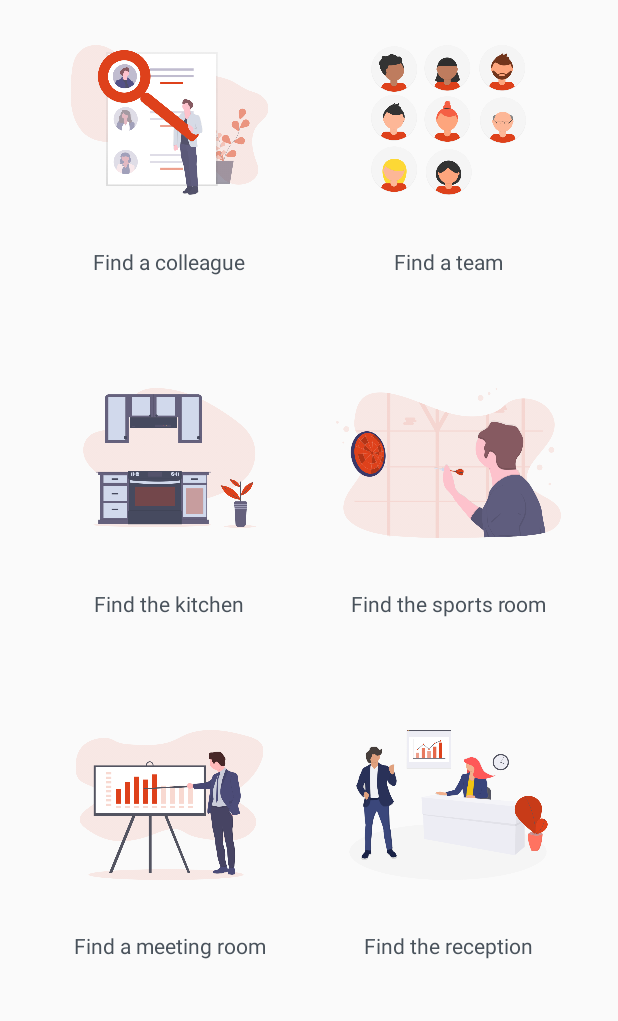
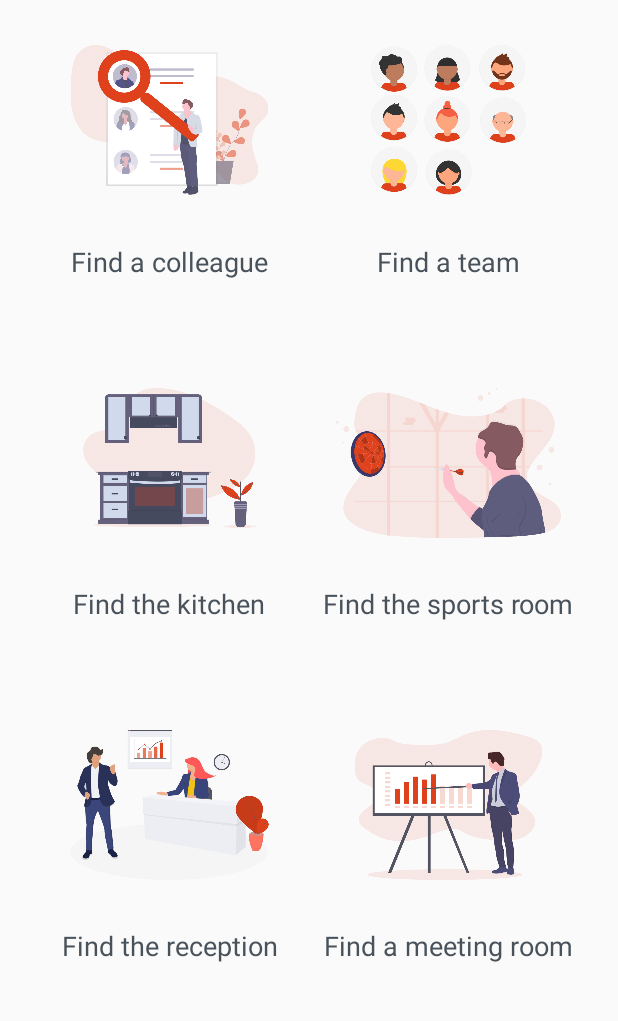
Before and after one commit to DianaMaftei/galileo, an Android app: the MainActivity screen opened directly, with no data from a screen before it, after a tap on an icon or button, on a phone screen of 412 x 824 dp, the part 101-1122 px from its top. Run offline under Robolectric (Android 15) with nearby library versions, the phone set to English and light mode, and no system bars.

Commit message:
onboarding screens, activity and images.

```diff
--- a/app/src/main/java/com/endava/myapplication/MainActivity.java
+++ b/app/src/main/java/com/endava/myapplication/MainActivity.java
@@ -19,18 +19,22 @@ public class MainActivity extends AppCompatActivity {
         i.putExtra("role", getIntent().getStringExtra("role"));
         startActivity(i);
 
-        ImageView menu_photos = findViewById(R.id.findWayAroundMainOption);
-        menu_photos.setOnClickListener(v -> {
-            System.out.println("cliiiick");
-            Intent picture_intent = new Intent(MainActivity.this, MainOptionsActivity.class);
-            startActivity(picture_intent );
+        ImageView findYourWayAround = findViewById(R.id.findWayAroundMainOption);
+        findYourWayAround.setOnClickListener(v -> {
+            Intent intent = new Intent(MainActivity.this, MainOptionsActivity.class);
+            startActivity(intent);
         });
 
-        ImageView menu_onboarding = findViewById(R.id.newJoinerMainOption);
-        menu_onboarding.setOnClickListener(v -> {
-            System.out.println("cliiiick");
-            Intent picture_intent = new Intent(MainActivity.this, OnboardingActivity.class);
-            startActivity(picture_intent );
+        ImageView onboarding = findViewById(R.id.newJoinerMainOption);
+        onboarding.setOnClickListener(v -> {
+            Intent intent = new Intent(MainActivity.this, OnboardingActivity.class);
+            startActivity(intent);
+        });
+
+        ImageView calendar = findViewById(R.id.calendar);
+        calendar.setOnClickListener(v -> {
+            Intent intent = new Intent(MainActivity.this, CalendarActivity.class);
+            startActivity(intent);
         });
 
     }
--- a/app/src/main/res/layout-v21/option_find_your_way_around.xml
+++ /dev/null
@@ -1,215 +0,0 @@
-<?xml version="1.0" encoding="utf-8"?>
-<LinearLayout xmlns:android="http://schemas.android.com/apk/res/android"
-    android:layout_width="match_parent"
-    android:layout_height="match_parent"
-    android:orientation="vertical"
-    android:weightSum="3"
-    >
-
-    <ImageView
-        android:layout_width="match_parent"
-        android:layout_height="52dp"
-        android:layout_marginBottom="10dp"
-        android:layout_marginTop="15dp"
-        android:src="@drawable/endava_logo" />
-
-    <LinearLayout
-        android:layout_width="match_parent"
-        android:layout_height="match_parent"
-        android:orientation="horizontal"
-        android:layout_weight="1"
-        android:padding="20dp">
-
-        <LinearLayout
-            android:layout_width="match_parent"
-            android:layout_height="match_parent"
-            android:orientation="vertical"
-            android:layout_gravity="center"
-            android:layout_weight="1">
-
-            <RelativeLayout
-                android:layout_width="wrap_content"
-                android:layout_height="wrap_content">
-
-                <ImageView
-                    android:id="@+id/findColleague"
-                    android:layout_width="wrap_content"
-                    android:layout_height="100dp"
-                    android:src="@drawable/undraw_people_search_wctu" />
-
-                <TextView
-                    android:layout_width="match_parent"
-                    android:layout_below="@id/findColleague"
-                    android:gravity="center"
-                    android:layout_height="50dp"
-                    android:layout_alignParentBottom="true"
-                    android:text="@string/option_find_a_colleague_msg"
-                    android:textSize="14sp"/>
-            </RelativeLayout>
-        </LinearLayout>
-
-        <LinearLayout
-            android:layout_width="match_parent"
-            android:layout_height="match_parent"
-            android:orientation="vertical"
-            android:layout_gravity="center"
-            android:layout_weight="1">
-
-            <RelativeLayout
-                android:layout_width="wrap_content"
-                android:layout_height="wrap_content">
-
-                <ImageView
-                    android:id="@+id/teamImg"
-                    android:layout_width="wrap_content"
-                    android:layout_height="100dp"
-                    android:src="@drawable/undraw_team_ih79" />
-
-                <TextView
-                    android:layout_width="match_parent"
-                    android:layout_below="@id/teamImg"
-                    android:gravity="center"
-                    android:layout_alignParentBottom="true"
-                    android:text="@string/option_find_a_team_msg"
-                    android:layout_height="50dp"
-                    android:textSize="14sp" />
-            </RelativeLayout>
-        </LinearLayout>
-    </LinearLayout>
-    <LinearLayout
-        android:layout_width="match_parent"
-        android:layout_height="match_parent"
-        android:orientation="horizontal"
-        android:layout_weight="1"
-        android:padding="20dp">
-
-        <LinearLayout
-            android:layout_width="match_parent"
-            android:layout_height="match_parent"
-            android:orientation="vertical"
-            android:layout_gravity="center"
-            android:layout_weight="1">
-
-            <RelativeLayout
-                android:layout_width="wrap_content"
-                android:layout_height="wrap_content">
-
-                <ImageView
-                    android:id="@+id/kitchenImg"
-                    android:layout_width="wrap_content"
-                    android:layout_height="100dp"
-                    android:src="@drawable/undraw_chef_lbjx" />
-
-                <TextView
-                    android:layout_width="match_parent"
-                    android:layout_height="50dp"
-                    android:layout_below="@id/kitchenImg"
-                    android:layout_alignParentBottom="true"
-                    android:gravity="center"
-                    android:text="@string/option_find_the_kitchen_msg"
-                    android:textSize="14sp" />
-            </RelativeLayout>
-        </LinearLayout>
-
-        <LinearLayout
-            android:layout_width="match_parent"
-            android:layout_height="match_parent"
-            android:orientation="vertical"
-            android:layout_gravity="center"
-            android:layout_weight="1">
-
-            <RelativeLayout
-                android:layout_width="wrap_content"
-                android:layout_height="wrap_content">
-
-                <ImageView
-                    android:id="@+id/sportsRoomImg"
-                    android:layout_width="wrap_content"
-                    android:layout_height="100dp"
-                    android:src="@drawable/undraw_target_kriv" />
-
-                <TextView
-                    android:layout_width="match_parent"
-                    android:layout_height="50dp"
-                    android:layout_below="@id/sportsRoomImg"
-                    android:layout_alignParentBottom="true"
-                    android:gravity="center"
-                    android:text="@string/option_find_the_sports_room_msg"
-                    android:textSize="14sp" />
-            </RelativeLayout>
-        </LinearLayout>
-    </LinearLayout>
-
-    <LinearLayout
-        android:layout_width="match_parent"
-        android:layout_height="match_parent"
-        android:orientation="horizontal"
-        android:layout_weight="1"
-        android:padding="20dp">
-
-        <LinearLayout
-            android:layout_width="match_parent"
-            android:layout_height="match_parent"
-            android:orientation="vertical"
-            android:layout_gravity="center"
-
-            android:layout_weight="1">
-
-            <RelativeLayout
-                android:layout_width="wrap_content"
-                android:layout_height="wrap_content">
-
-                <ImageView
-                    android:id="@+id/meetingRoomImg"
-                    android:layout_width="wrap_content"
-                    android:layout_height="100dp"
-                    android:src="@drawable/undraw_business_plan_5i9d" />
-
-                <TextView
-                    android:layout_width="match_parent"
-                    android:layout_height="50dp"
-                    android:layout_below="@+id/meetingRoomImg"
-                    android:gravity="center"
-                    android:layout_alignParentBottom="true"
-                    android:text="@string/option_find_meeting_room_msg"
-                    android:textSize="14sp" />
-            </RelativeLayout>
-        </LinearLayout>
-
-        <LinearLayout
-            android:layout_width="match_parent"
-            android:layout_height="match_parent"
-            android:orientation="vertical"
-            android:layout_gravity="center"
-            android:layout_weight="1">
-
-            <RelativeLayout
-                android:layout_width="wrap_content"
-                android:layout_height="wrap_content">
-
-                <ImageView
-                    android:id="@+id/receptionImg"
-                    android:layout_width="wrap_content"
-                    android:layout_height="100dp"
-                    android:src="@drawable/undraw_in_the_office_o44c" />
-
-                <TextView
-                    android:layout_width="match_parent"
-                    android:layout_height="50dp"
-                    android:layout_below="@id/receptionImg"
-                    android:layout_alignParentBottom="true"
-                    android:gravity="center"
-                    android:text="@string/option_find_reception_msg"
-                    android:textSize="14sp" />
-            </RelativeLayout>
-        </LinearLayout>
-    </LinearLayout>
-
-    <TextView
-        android:id="@+id/footer"
-        android:layout_width="fill_parent"
-        android:layout_height="62dp"
-        android:layout_alignParentBottom="true"
-        android:background="@color/endavaOrange" />
-
-</LinearLayout>
--- a/app/src/main/res/layout/activity_calendar.xml
+++ b/app/src/main/res/layout/activity_calendar.xml
@@ -8,11 +8,11 @@
         android:layout_height="169dp"
         android:gravity="center"
         android:paddingLeft="16dp"
-        android:paddingTop="100dp"
+        android:paddingTop="60dp"
         android:paddingRight="16dp"
         android:text="@string/calendar_title"
         android:textColor="@color/endavaOrange"
-        android:textSize="32sp" />
+        android:textSize="@dimen/title" />
 
 
     <androidx.cardview.widget.CardView xmlns:app="http://schemas.android.com/apk/res-auto"
@@ -40,7 +40,7 @@
                 android:orientation="horizontal">
 
                 <LinearLayout
-                    android:layout_width="wrap_content"
+                    android:layout_width="150dp"
                     android:layout_height="match_parent"
                     android:orientation="vertical">
 
@@ -123,7 +123,7 @@
                 android:orientation="horizontal">
 
                 <LinearLayout
-                    android:layout_width="wrap_content"
+                    android:layout_width="150dp"
                     android:layout_height="match_parent"
                     android:orientation="vertical">
 
@@ -201,7 +201,7 @@
                 android:orientation="horizontal">
 
                 <LinearLayout
-                    android:layout_width="wrap_content"
+                    android:layout_width="150dp"
                     android:layout_height="match_parent"
                     android:orientation="vertical">
 
@@ -279,7 +279,7 @@
                 android:orientation="horizontal">
 
                 <LinearLayout
-                    android:layout_width="wrap_content"
+                    android:layout_width="150dp"
                     android:layout_height="match_parent"
                     android:orientation="vertical">
 
@@ -288,7 +288,7 @@
                         android:layout_height="wrap_content"
                         android:layout_marginLeft="10dp"
                         android:gravity="center_vertical|start"
-                        android:text="Daily Meeting"
+                        android:text="Planning"
                         android:textAllCaps="true"
                         android:textSize="@dimen/card_view_text_size"
                         android:textStyle="bold" />
@@ -307,7 +307,7 @@
                         android:layout_height="wrap_content"
                         android:layout_marginLeft="10dp"
                         android:gravity="center_vertical|start"
-                        android:text="15/07/2019 - 10:00"
+                        android:text="Tomorrow - 15:00"
                         android:textSize="@dimen/card_view_text_size"
                         android:textStyle="italic" />
                 </LinearLayout>
--- a/app/src/main/res/layout/activity_onboarding.xml
+++ b/app/src/main/res/layout/activity_onboarding.xml
@@ -9,12 +9,12 @@
         android:layout_height="wrap_content"
         android:gravity="center"
         android:paddingLeft="16dp"
-        android:paddingTop="80dp"
+        android:paddingTop="60dp"
         android:paddingRight="16dp"
         android:paddingBottom="20dp"
         android:text="@string/onboarding_title_msg"
         android:textColor="@color/endavaOrange"
-        android:textSize="32sp" />
+        android:textSize="@dimen/title" />
 
 
     <androidx.cardview.widget.CardView xmlns:app="http://schemas.android.com/apk/res-auto"
--- a/app/src/main/res/layout/journey_objective_1.xml
+++ b/app/src/main/res/layout/journey_objective_1.xml
@@ -17,7 +17,7 @@
         android:paddingRight="16dp"
         android:text="@string/onboarding_meet_manager_msg"
         android:textColor="@color/endavaOrange"
-        android:textSize="32sp" />
+        android:textSize="@dimen/title" />
 
     <androidx.cardview.widget.CardView xmlns:app="http://schemas.android.com/apk/res-auto"
         android:layout_width="match_parent"
@@ -44,7 +44,7 @@
                 android:orientation="horizontal">
 
                 <LinearLayout
-                    android:layout_width="wrap_content"
+                    android:layout_width="150dp"
                     android:layout_height="match_parent"
                     android:orientation="vertical">
 
--- a/app/src/main/res/layout/option_find_your_way_around.xml
+++ b/app/src/main/res/layout/option_find_your_way_around.xml
@@ -3,29 +3,28 @@
     android:layout_width="match_parent"
     android:layout_height="match_parent"
     android:orientation="vertical"
-    android:weightSum="3"
-    >
+    android:weightSum="3">
 
     <ImageView
         android:layout_width="match_parent"
         android:layout_height="52dp"
+        android:layout_marginTop="15dp"
         android:layout_marginBottom="10dp"
-        android:layout_marginTop="15dp"
         android:src="@drawable/endava_logo" />
 
     <LinearLayout
         android:layout_width="match_parent"
         android:layout_height="match_parent"
+        android:layout_weight="1"
         android:orientation="horizontal"
-        android:layout_weight="1"
         android:padding="20dp">
 
         <LinearLayout
             android:layout_width="match_parent"
             android:layout_height="match_parent"
-            android:orientation="vertical"
             android:layout_gravity="center"
-            android:layout_weight="1">
+            android:layout_weight="1"
+            android:orientation="vertical">
 
             <RelativeLayout
                 android:layout_width="wrap_content"
@@ -39,21 +38,21 @@
 
                 <TextView
                     android:layout_width="match_parent"
+                    android:layout_height="50dp"
                     android:layout_below="@id/findColleague"
+                    android:layout_alignParentBottom="true"
                     android:gravity="center"
-                    android:layout_height="50dp"
-                    android:layout_alignParentBottom="true"
                     android:text="@string/option_find_a_colleague_msg"
-                    android:textSize="14sp"/>
+                    android:textSize="@dimen/find_your_way_around_text_size" />
             </RelativeLayout>
         </LinearLayout>
 
         <LinearLayout
             android:layout_width="match_parent"
             android:layout_height="match_parent"
-            android:orientation="vertical"
             android:layout_gravity="center"
-            android:layout_weight="1">
+            android:layout_weight="1"
+            android:orientation="vertical">
 
             <RelativeLayout
                 android:layout_width="wrap_content"
@@ -67,28 +66,29 @@
 
                 <TextView
                     android:layout_width="match_parent"
+                    android:layout_height="50dp"
                     android:layout_below="@id/teamImg"
+                    android:layout_alignParentBottom="true"
                     android:gravity="center"
-                    android:layout_alignParentBottom="true"
                     android:text="@string/option_find_a_team_msg"
-                    android:layout_height="50dp"
-                    android:textSize="14sp" />
+                    android:textSize="@dimen/find_your_way_around_text_size" />
             </RelativeLayout>
         </LinearLayout>
     </LinearLayout>
+
     <LinearLayout
         android:layout_width="match_parent"
         android:layout_height="match_parent"
+        android:layout_weight="1"
         android:orientation="horizontal"
-        android:layout_weight="1"
         android:padding="20dp">
 
         <LinearLayout
             android:layout_width="match_parent"
             android:layout_height="match_parent"
-            android:orientation="vertical"
             android:layout_gravity="center"
-            android:layout_weight="1">
+            android:layout_weight="1"
+            android:orientation="vertical">
 
             <RelativeLayout
                 android:layout_width="wrap_content"
@@ -107,16 +107,16 @@
                     android:layout_alignParentBottom="true"
                     android:gravity="center"
                     android:text="@string/option_find_the_kitchen_msg"
-                    android:textSize="14sp" />
+                    android:textSize="@dimen/find_your_way_around_text_size" />
             </RelativeLayout>
         </LinearLayout>
 
         <LinearLayout
             android:layout_width="match_parent"
             android:layout_height="match_parent"
-            android:orientation="vertical"
             android:layout_gravity="center"
-            android:layout_weight="1">
+            android:layout_weight="1"
+            android:orientation="vertical">
 
             <RelativeLayout
                 android:layout_width="wrap_content"
@@ -135,7 +135,7 @@
                     android:layout_alignParentBottom="true"
                     android:gravity="center"
                     android:text="@string/option_find_the_sports_room_msg"
-                    android:textSize="14sp" />
+                    android:textSize="@dimen/find_your_way_around_text_size" />
             </RelativeLayout>
         </LinearLayout>
     </LinearLayout>
@@ -143,45 +143,16 @@
     <LinearLayout
         android:layout_width="match_parent"
         android:layout_height="match_parent"
+        android:layout_weight="1"
         android:orientation="horizontal"
-        android:layout_weight="1"
         android:padding="20dp">
 
         <LinearLayout
             android:layout_width="match_parent"
             android:layout_height="match_parent"
-            android:orientation="vertical"
             android:layout_gravity="center"
-
-            android:layout_weight="1">
-
-            <RelativeLayout
-                android:layout_width="wrap_content"
-                android:layout_height="wrap_content">
-
-                <ImageView
-                    android:id="@+id/meetingRoomImg"
-                    android:layout_width="wrap_content"
-                    android:layout_height="100dp"
-                    android:src="@drawable/undraw_business_plan_5i9d" />
-
-                <TextView
-                    android:layout_width="match_parent"
-                    android:layout_height="50dp"
-                    android:layout_below="@+id/meetingRoomImg"
-                    android:gravity="center"
-                    android:layout_alignParentBottom="true"
-                    android:text="@string/option_find_meeting_room_msg"
-                    android:textSize="14sp" />
-            </RelativeLayout>
-        </LinearLayout>
-
-        <LinearLayout
-            android:layout_width="match_parent"
-            android:layout_height="match_parent"
-            android:orientation="vertical"
-            android:layout_gravity="center"
-            android:layout_weight="1">
+            android:layout_weight="1"
+            android:orientation="vertical">
 
             <RelativeLayout
                 android:layout_width="wrap_content"
@@ -200,9 +171,39 @@
                     android:layout_alignParentBottom="true"
                     android:gravity="center"
                     android:text="@string/option_find_reception_msg"
-                    android:textSize="14sp" />
+                    android:textSize="@dimen/find_your_way_around_text_size"/>
             </RelativeLayout>
         </LinearLayout>
+
+        <LinearLayout
+            android:layout_width="match_parent"
+            android:layout_height="match_parent"
+            android:layout_gravity="center"
+            android:layout_weight="1"
+
+            android:orientation="vertical">
+
+            <RelativeLayout
+                android:layout_width="wrap_content"
+                android:layout_height="wrap_content">
+
+                <ImageView
+                    android:id="@+id/meetingRoomImg"
+                    android:layout_width="wrap_content"
+                    android:layout_height="100dp"
+                    android:src="@drawable/undraw_business_plan_5i9d" />
+
+                <TextView
+                    android:layout_width="match_parent"
+                    android:layout_height="50dp"
+                    android:layout_below="@+id/meetingRoomImg"
+                    android:layout_alignParentBottom="true"
+                    android:gravity="center"
+                    android:text="@string/option_find_meeting_room_msg"
+                    android:textSize="@dimen/find_your_way_around_text_size" />
+            </RelativeLayout>
+        </LinearLayout>
+
     </LinearLayout>
 
     <TextView
--- a/app/src/main/res/values/dimens.xml
+++ b/app/src/main/res/values/dimens.xml
@@ -3,5 +3,6 @@
     <dimen name="card_view_text_size">18sp</dimen>
     <dimen name="welcome_view">18sp</dimen>
     <dimen name="box_size">13sp</dimen>
-    <dimen name="title">32sp</dimen>
+    <dimen name="title">34sp</dimen>
+    <dimen name="find_your_way_around_text_size">18sp</dimen>
 </resources>
```
